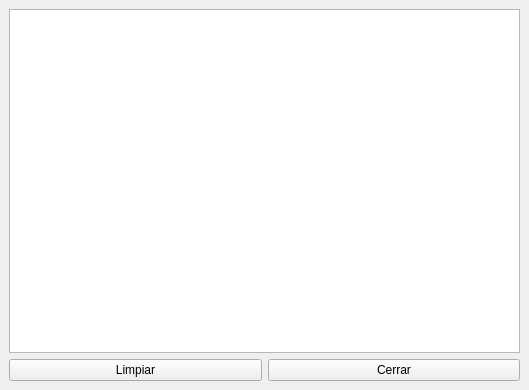
Above: Interfaz/interfazPySide6/U03/Apartado 3/DI_U03_A03_02.ui from Pasatiemp0/TheHubFP before the change. Below: the same form after it.
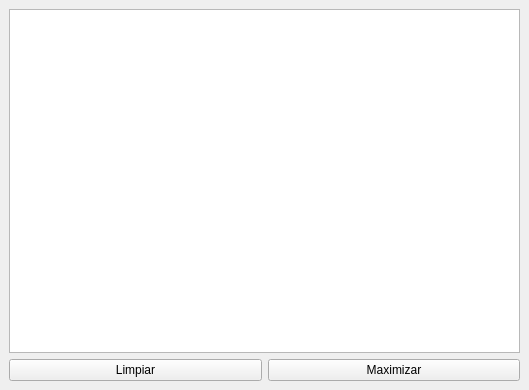
That is the form after the change. Icons and pictures are not drawn.

Diff of the .ui file:
```diff
--- a/Interfaz/interfazPySide6/U03/Apartado 3/DI_U03_A03_02.ui
+++ b/Interfaz/interfazPySide6/U03/Apartado 3/DI_U03_A03_02.ui
@@ -10,8 +10,24 @@
     <height>390</height>
    </rect>
   </property>
+  <property name="sizePolicy">
+   <sizepolicy hsizetype="Preferred" vsizetype="Preferred">
+    <horstretch>0</horstretch>
+    <verstretch>0</verstretch>
+   </sizepolicy>
+  </property>
   <property name="windowTitle">
-   <string>Ejemplo de formulario</string>
+   <string>Caso práctico</string>
+  </property>
+  <property name="windowIcon">
+   <iconset resource="icono.qrc">
+    <normaloff>:/icono/bag.gif</normaloff>:/icono/bag.gif</iconset>
+  </property>
+  <property name="iconSize">
+   <size>
+    <width>120</width>
+    <height>120</height>
+   </size>
   </property>
   <widget class="QWidget" name="centralwidget">
    <layout class="QVBoxLayout" name="verticalLayout_2">
@@ -30,7 +46,10 @@
       <item>
        <widget class="QPushButton" name="cerrar_boton">
         <property name="text">
-         <string>Cerrar</string>
+         <string>Maximizar</string>
+        </property>
+        <property name="icon">
+         <iconset theme="QIcon::ThemeIcon::ViewFullscreen"/>
         </property>
        </widget>
       </item>
```
Left out of the diff: 13 changed lines with no effect on the pictures.
